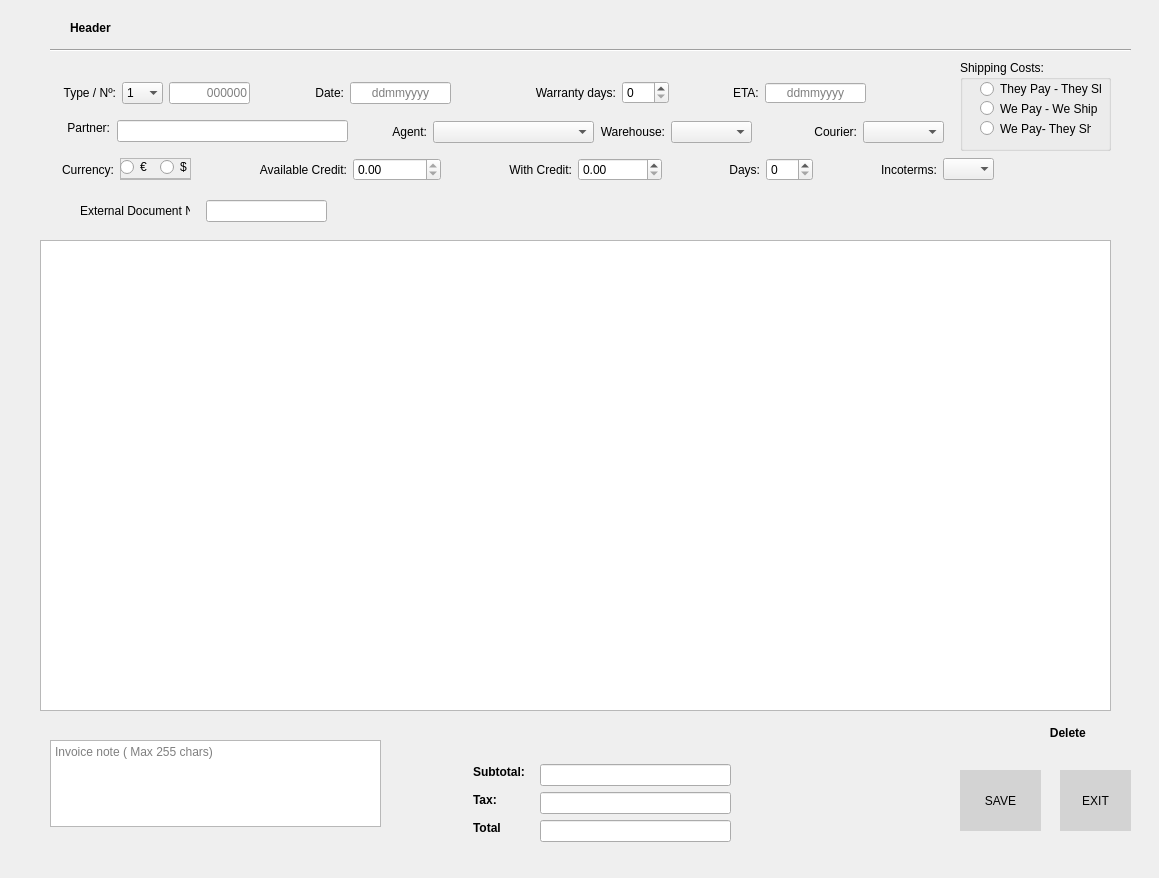
andrei219/euromedia, file uis/invoice_form.ui: the form before one commit.
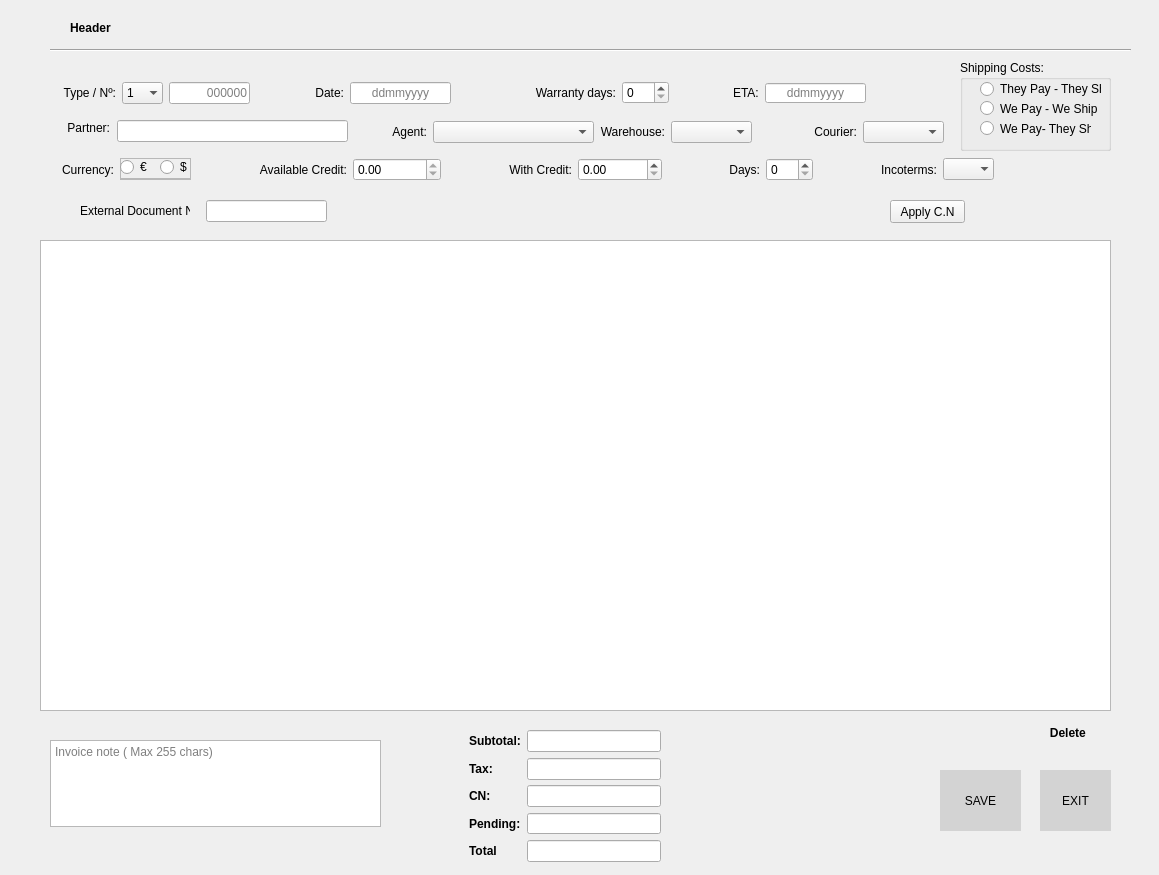
The form after the commit. Icons and pictures are not drawn. Custom widgets are drawn as their Qt base class.

```diff
--- a/uis/invoice_form.ui
+++ b/uis/invoice_form.ui
@@ -10,7 +10,7 @@
     <x>0</x>
     <y>0</y>
     <width>1159</width>
-    <height>878</height>
+    <height>875</height>
    </rect>
   </property>
   <property name="windowTitle">
@@ -97,7 +97,7 @@
   <widget class="QToolButton" name="save">
    <property name="geometry">
     <rect>
-     <x>960</x>
+     <x>940</x>
      <y>770</y>
      <width>81</width>
      <height>61</height>
@@ -828,133 +828,10 @@
     </item>
    </layout>
   </widget>
-  <widget class="QLabel" name="label_30">
-   <property name="geometry">
-    <rect>
-     <x>473</x>
-     <y>764</y>
-     <width>51</width>
-     <height>16</height>
-    </rect>
-   </property>
-   <property name="layoutDirection">
-    <enum>Qt::LeftToRight</enum>
-   </property>
-   <property name="styleSheet">
-    <string notr="true">font-weight:bold; </string>
-   </property>
-   <property name="text">
-    <string>Subtotal:</string>
-   </property>
-  </widget>
-  <widget class="QLineEdit" name="subtotal">
-   <property name="geometry">
-    <rect>
-     <x>540</x>
-     <y>764</y>
-     <width>191</width>
-     <height>22</height>
-    </rect>
-   </property>
-   <property name="minimumSize">
-    <size>
-     <width>121</width>
-     <height>22</height>
-    </size>
-   </property>
-   <property name="layoutDirection">
-    <enum>Qt::LeftToRight</enum>
-   </property>
-   <property name="readOnly">
-    <bool>true</bool>
-   </property>
-  </widget>
-  <widget class="QLabel" name="label_32">
-   <property name="geometry">
-    <rect>
-     <x>473</x>
-     <y>820</y>
-     <width>32</width>
-     <height>16</height>
-    </rect>
-   </property>
-   <property name="layoutDirection">
-    <enum>Qt::LeftToRight</enum>
-   </property>
-   <property name="styleSheet">
-    <string notr="true">font-weight:bold; </string>
-   </property>
-   <property name="text">
-    <string>Total </string>
-   </property>
-  </widget>
-  <widget class="QLabel" name="label_31">
-   <property name="geometry">
-    <rect>
-     <x>473</x>
-     <y>792</y>
-     <width>24</width>
-     <height>16</height>
-    </rect>
-   </property>
-   <property name="layoutDirection">
-    <enum>Qt::LeftToRight</enum>
-   </property>
-   <property name="styleSheet">
-    <string notr="true">font-weight:bold; </string>
-   </property>
-   <property name="text">
-    <string>Tax:</string>
-   </property>
-  </widget>
-  <widget class="QLineEdit" name="tax">
-   <property name="geometry">
-    <rect>
-     <x>540</x>
-     <y>792</y>
-     <width>191</width>
-     <height>22</height>
-    </rect>
-   </property>
-   <property name="minimumSize">
-    <size>
-     <width>121</width>
-     <height>22</height>
-    </size>
-   </property>
-   <property name="layoutDirection">
-    <enum>Qt::LeftToRight</enum>
-   </property>
-   <property name="readOnly">
-    <bool>true</bool>
-   </property>
-  </widget>
-  <widget class="QLineEdit" name="total">
-   <property name="geometry">
-    <rect>
-     <x>540</x>
-     <y>820</y>
-     <width>191</width>
-     <height>22</height>
-    </rect>
-   </property>
-   <property name="minimumSize">
-    <size>
-     <width>121</width>
-     <height>22</height>
-    </size>
-   </property>
-   <property name="layoutDirection">
-    <enum>Qt::LeftToRight</enum>
-   </property>
-   <property name="readOnly">
-    <bool>true</bool>
-   </property>
-  </widget>
   <widget class="QToolButton" name="exit">
    <property name="geometry">
     <rect>
-     <x>1060</x>
+     <x>1040</x>
      <y>770</y>
      <width>71</width>
      <height>61</height>
@@ -1050,6 +927,150 @@
     </size>
    </property>
   </widget>
+  <widget class="QPushButton" name="apply_cn">
+   <property name="geometry">
+    <rect>
+     <x>890</x>
+     <y>200</y>
+     <width>75</width>
+     <height>23</height>
+    </rect>
+   </property>
+   <property name="text">
+    <string>Apply C.N</string>
+   </property>
+  </widget>
+  <widget class="QWidget" name="">
+   <property name="geometry">
+    <rect>
+     <x>469</x>
+     <y>730</y>
+     <width>192</width>
+     <height>132</height>
+    </rect>
+   </property>
+   <layout class="QFormLayout" name="formLayout">
+    <item row="0" column="0">
+     <widget class="QLabel" name="label_30">
+      <property name="layoutDirection">
+       <enum>Qt::LeftToRight</enum>
+      </property>
+      <property name="styleSheet">
+       <string notr="true">font-weight:bold; </string>
+      </property>
+      <property name="text">
+       <string>Subtotal:</string>
+      </property>
+     </widget>
+    </item>
+    <item row="0" column="1">
+     <widget class="QLineEdit" name="subtotal">
+      <property name="minimumSize">
+       <size>
+        <width>121</width>
+        <height>22</height>
+       </size>
+      </property>
+      <property name="layoutDirection">
+       <enum>Qt::LeftToRight</enum>
+      </property>
+      <property name="readOnly">
+       <bool>true</bool>
+      </property>
+     </widget>
+    </item>
+    <item row="1" column="0">
+     <widget class="QLabel" name="label_31">
+      <property name="layoutDirection">
+       <enum>Qt::LeftToRight</enum>
+      </property>
+      <property name="styleSheet">
+       <string notr="true">font-weight:bold; </string>
+      </property>
+      <property name="text">
+       <string>Tax:</string>
+      </property>
+     </widget>
+    </item>
+    <item row="1" column="1">
+     <widget class="QLineEdit" name="tax">
+      <property name="minimumSize">
+       <size>
+        <width>121</width>
+        <height>22</height>
+       </size>
+      </property>
+      <property name="layoutDirection">
+       <enum>Qt::LeftToRight</enum>
+      </property>
+      <property name="readOnly">
+       <bool>true</bool>
+      </property>
+     </widget>
+    </item>
+    <item row="2" column="0">
+     <widget class="QLabel" name="label_33">
+      <property name="layoutDirection">
+       <enum>Qt::LeftToRight</enum>
+      </property>
+      <property name="styleSheet">
+       <string notr="true">font-weight:bold; </string>
+      </property>
+      <property name="text">
+       <string>CN:</string>
+      </property>
+     </widget>
+    </item>
+    <item row="2" column="1">
+     <widget class="QLineEdit" name="lineEdit"/>
+    </item>
+    <item row="3" column="0">
+     <widget class="QLabel" name="label_34">
+      <property name="layoutDirection">
+       <enum>Qt::LeftToRight</enum>
+      </property>
+      <property name="styleSheet">
+       <string notr="true">font-weight:bold; </string>
+      </property>
+      <property name="text">
+       <string>Pending:</string>
+      </property>
+     </widget>
+    </item>
+    <item row="3" column="1">
+     <widget class="QLineEdit" name="lineEdit_2"/>
+    </item>
+    <item row="4" column="0">
+     <widget class="QLabel" name="label_32">
+      <property name="layoutDirection">
+       <enum>Qt::LeftToRight</enum>
+      </property>
+      <property name="styleSheet">
+       <string notr="true">font-weight:bold; </string>
+      </property>
+      <property name="text">
+       <string>Total </string>
+      </property>
+     </widget>
+    </item>
+    <item row="4" column="1">
+     <widget class="QLineEdit" name="total">
+      <property name="minimumSize">
+       <size>
+        <width>121</width>
+        <height>22</height>
+       </size>
+      </property>
+      <property name="layoutDirection">
+       <enum>Qt::LeftToRight</enum>
+      </property>
+      <property name="readOnly">
+       <bool>true</bool>
+      </property>
+     </widget>
+    </item>
+   </layout>
+  </widget>
  </widget>
  <customwidgets>
   <customwidget>
```
